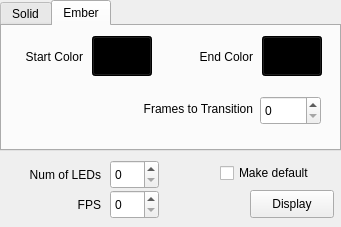
nightduck/bias_lighting, file client.ui: the form before one commit.
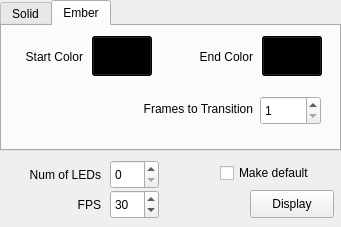
The form after the commit. The open tabs and pages were chosen to show the change.

Commit message: Switching between tabs reloads the cmd_str using colors of the buttons. And behaviour of spinboxes tweaked to resist user error

```diff
--- a/client.ui
+++ b/client.ui
@@ -179,6 +179,9 @@
      <property name="toolTip">
       <string>This is the number of frames to transition between one color and back</string>
      </property>
+     <property name="minimum">
+      <number>1</number>
+     </property>
      <property name="maximum">
       <number>999</number>
      </property>
@@ -265,6 +268,15 @@
      <height>29</height>
     </rect>
    </property>
+   <property name="minimum">
+    <number>1</number>
+   </property>
+   <property name="maximum">
+    <number>240</number>
+   </property>
+   <property name="value">
+    <number>30</number>
+   </property>
   </widget>
  </widget>
  <resources/>
```
Left out of the diff: 61 changed lines with no effect on the pictures. The commit also changes 3 other files.
